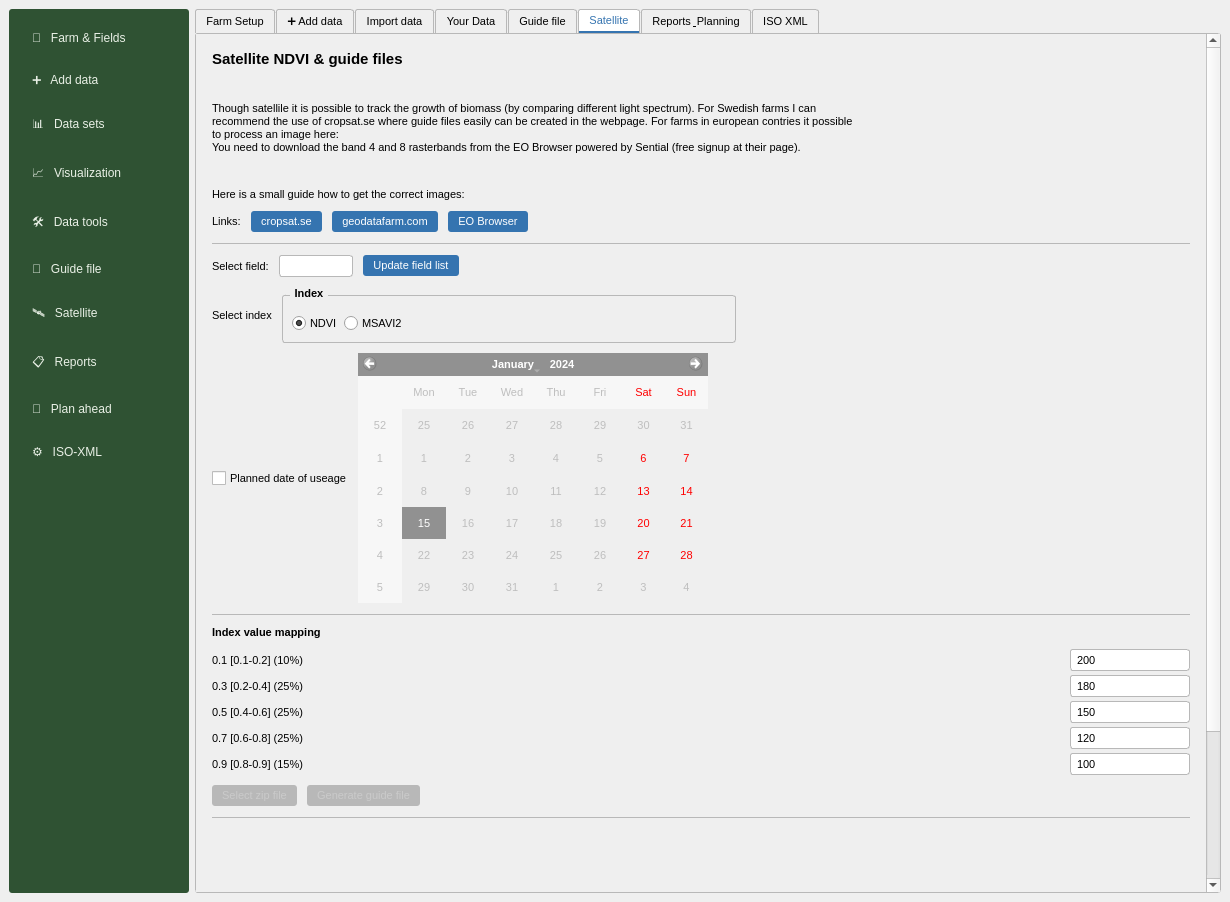
Old version of the form GeoDataFarm_dockwidget_base.ui in the repository axelande/geodatafarm3.
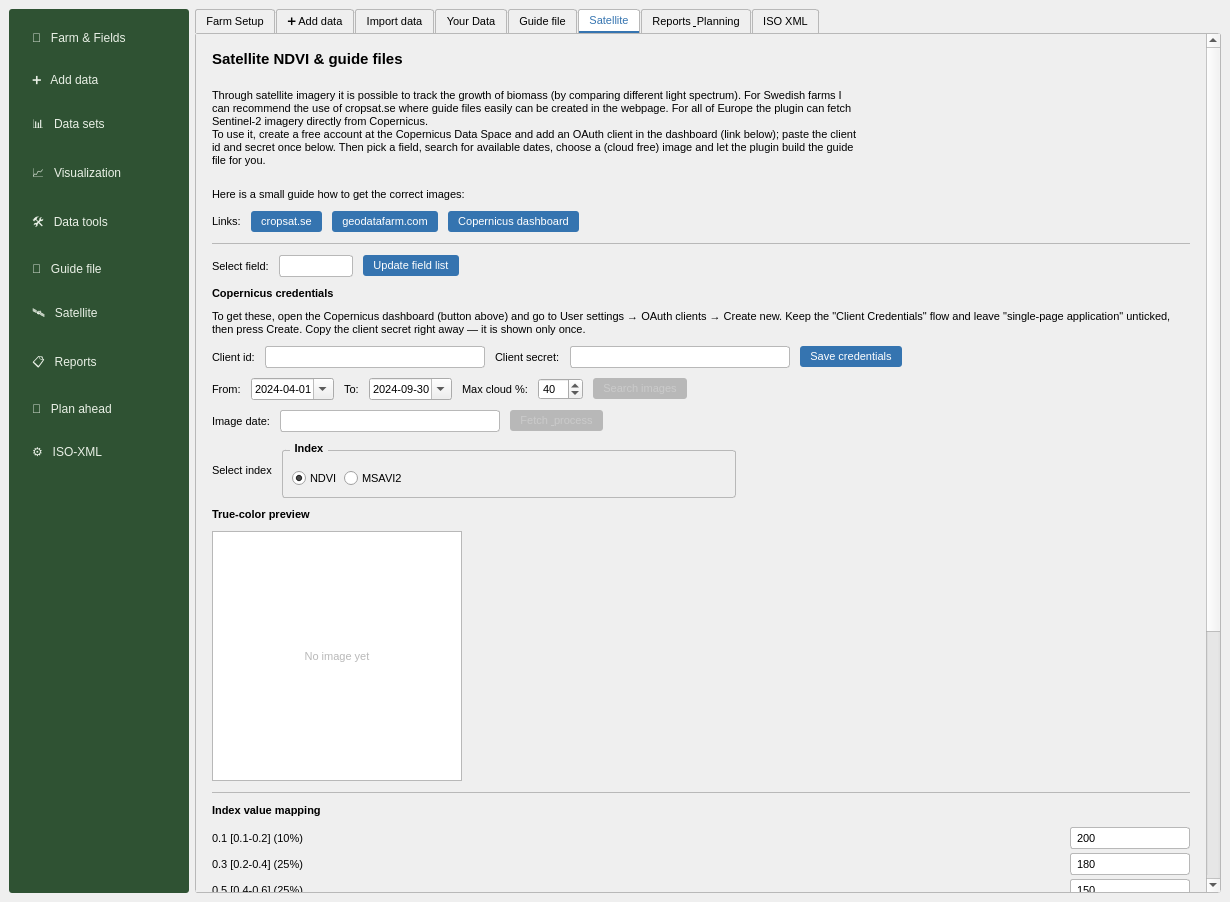
New version of the form. The open tabs and pages were chosen to show the change. Custom widgets are drawn as their Qt base class.

Commit message: Fixed a message bar notifier and Reworked the satellite tab to version 3.1

What changed in the file:
```diff
--- a/GeoDataFarm_dockwidget_base.ui
+++ b/GeoDataFarm_dockwidget_base.ui
@@ -2183,8 +2183,8 @@
               </size>
              </property>
              <property name="text">
-              <string>Though satellile it is possible to track the growth of biomass (by comparing different light spectrum). For Swedish farms I can recommend the use of cropsat.se where guide files easily can be created in the webpage. For farms in european contries it possible to process an image here:
-You need to download the band 4 and 8 rasterbands from the EO Browser powered by Sential (free signup at their page).</string>
+              <string>Through satellite imagery it is possible to track the growth of biomass (by comparing different light spectrum). For Swedish farms I can recommend the use of cropsat.se where guide files easily can be created in the webpage. For all of Europe the plugin can fetch Sentinel-2 imagery directly from Copernicus.
+To use it, create a free account at the Copernicus Data Space and add an OAuth client in the dashboard (link below); paste the client id and secret once below. Then pick a field, search for available dates, choose a (cloud free) image and let the plugin build the guide file for you.</string>
              </property>
              <property name="wordWrap">
               <bool>true</bool>
@@ -2213,9 +2213,9 @@
              <property name="text">
               <string>geodatafarm.com</string>
              </property>
-            </widget></item><item><widget class="QPushButton" name="PBListEOBrowser">
+            </widget></item><item><widget class="QPushButton" name="PBListCopernicus">
              <property name="text">
-              <string>EO Browser</string>
+              <string>Copernicus dashboard</string>
              </property>
             </widget></item><item><spacer name="linksSp"><property name="orientation"><enum>Qt::Horizontal</enum></property><property name="sizeHint" stdset="0"><size><width>40</width><height>20</height></size></property></spacer></item></layout></item>
             <item><widget class="QFrame" name="satHl1"><property name="frameShape"><enum>QFrame::HLine</enum></property><property name="styleSheet"><string notr="true">color:palette(mid);</string></property></widget></item>
@@ -2235,6 +2235,112 @@
               <string>Update field list</string>
              </property>
             </widget></item><item><spacer name="fieldSp"><property name="orientation"><enum>Qt::Horizontal</enum></property><property name="sizeHint" stdset="0"><size><width>40</width><height>20</height></size></property></spacer></item></layout></item>
+            <item><widget class="QLabel" name="credsHeading"><property name="styleSheet"><string notr="true">font-weight:600;</string></property><property name="text"><string>Copernicus credentials</string></property></widget></item>
+            <item><widget class="QLabel" name="credsHelp"><property name="text"><string>To get these, open the Copernicus dashboard (button above) and go to User settings → OAuth clients → Create new. Keep the "Client Credentials" flow and leave "single-page application" unticked, then press Create. Copy the client secret right away — it is shown only once.</string></property><property name="wordWrap"><bool>true</bool></property></widget></item>
+            <item><layout class="QHBoxLayout" name="credsRow"><item><widget class="QLabel" name="labelCdseId">
+             <property name="text">
+              <string>Client id:</string>
+             </property>
+            </widget></item><item><widget class="QLineEdit" name="LECdseClientId">
+             <property name="maximumSize">
+              <size>
+               <width>220</width>
+               <height>16777215</height>
+              </size>
+             </property>
+            </widget></item><item><widget class="QLabel" name="labelCdseSecret">
+             <property name="text">
+              <string>Client secret:</string>
+             </property>
+            </widget></item><item><widget class="QLineEdit" name="LECdseClientSecret">
+             <property name="maximumSize">
+              <size>
+               <width>220</width>
+               <height>16777215</height>
+              </size>
+             </property>
+             <property name="echoMode">
+              <enum>QLineEdit::Password</enum>
+             </property>
+            </widget></item><item><widget class="QPushButton" name="PBSaveCdseCreds">
+             <property name="text">
+              <string>Save credentials</string>
+             </property>
+            </widget></item><item><spacer name="credsSp"><property name="orientation"><enum>Qt::Horizontal</enum></property><property name="sizeHint" stdset="0"><size><width>40</width><height>20</height></size></property></spacer></item></layout></item>
+            <item><layout class="QHBoxLayout" name="searchRow"><item><widget class="QLabel" name="labelFrom">
+             <property name="text">
+              <string>From:</string>
+             </property>
+            </widget></item><item><widget class="QDateEdit" name="DECdseFrom">
+             <property name="displayFormat">
+              <string>yyyy-MM-dd</string>
+             </property>
+             <property name="calendarPopup">
+              <bool>true</bool>
+             </property>
+             <property name="date">
+              <date>
+               <year>2024</year>
+               <month>4</month>
+               <day>1</day>
+              </date>
+             </property>
+            </widget></item><item><widget class="QLabel" name="labelTo">
+             <property name="text">
+              <string>To:</string>
+             </property>
+            </widget></item><item><widget class="QDateEdit" name="DECdseTo">
+             <property name="displayFormat">
+              <string>yyyy-MM-dd</string>
+             </property>
+             <property name="calendarPopup">
+              <bool>true</bool>
+             </property>
+             <property name="date">
+              <date>
+               <year>2024</year>
+               <month>9</month>
+               <day>30</day>
+              </date>
+             </property>
+            </widget></item><item><widget class="QLabel" name="labelMaxCloud">
+             <property name="text">
+              <string>Max cloud %:</string>
+             </property>
+            </widget></item><item><widget class="QSpinBox" name="SBMaxCloud">
+             <property name="maximum">
+              <number>100</number>
+             </property>
+             <property name="value">
+              <number>40</number>
+             </property>
+            </widget></item><item><widget class="QPushButton" name="PBSearchImages">
+             <property name="enabled">
+              <bool>false</bool>
+             </property>
+             <property name="text">
+              <string>Search images</string>
+             </property>
+            </widget></item><item><spacer name="searchSp"><property name="orientation"><enum>Qt::Horizontal</enum></property><property name="sizeHint" stdset="0"><size><width>40</width><height>20</height></size></property></spacer></item></layout></item>
+            <item><layout class="QHBoxLayout" name="dateRow"><item><widget class="QLabel" name="labelImageDate">
+             <property name="text">
+              <string>Image date:</string>
+             </property>
+            </widget></item><item><widget class="QComboBox" name="CBImageDate">
+             <property name="minimumSize">
+              <size>
+               <width>220</width>
+               <height>0</height>
+              </size>
+             </property>
+            </widget></item><item><widget class="QPushButton" name="PBFetchImage">
+             <property name="enabled">
+              <bool>false</bool>
+             </property>
+             <property name="text">
+              <string>Fetch &amp; process</string>
+             </property>
+            </widget></item><item><spacer name="dateSp"><property name="orientation"><enum>Qt::Horizontal</enum></property><property name="sizeHint" stdset="0"><size><width>40</width><height>20</height></size></property></spacer></item></layout></item>
             <item><layout class="QHBoxLayout" name="indexRow"><item><widget class="QLabel" name="label_32">
              <property name="text">
               <string>Select index</string>
@@ -2251,35 +2357,7 @@
                   <string>MSAVI2</string>
                  </property>
                 </widget></item><item><spacer name="idxSp"><property name="orientation"><enum>Qt::Horizontal</enum></property><property name="sizeHint" stdset="0"><size><width>40</width><height>20</height></size></property></spacer></item></layout></widget></item><item><spacer name="indexSp2"><property name="orientation"><enum>Qt::Horizontal</enum></property><property name="sizeHint" stdset="0"><size><width>40</width><height>20</height></size></property></spacer></item></layout></item>
-            <item><layout class="QHBoxLayout" name="plannedRow"><item><widget class="QCheckBox" name="CheckBPlanned">
-             <property name="text">
-              <string>Planned date of useage</string>
-             </property>
-            </widget></item><item><widget class="QCalendarWidget" name="CWPlannedDate">
-             <property name="enabled">
-              <bool>false</bool>
-             </property>
-             <property name="minimumSize">
-              <size>
-               <width>350</width>
-               <height>250</height>
-              </size>
-             </property>
-             <property name="maximumSize">
-              <size>
-               <width>350</width>
-               <height>250</height>
-              </size>
-             </property>
-             <property name="font">
-              <font>
-               <pointsize>8</pointsize>
-              </font>
-             </property>
-             <property name="locale">
-              <locale language="English" country="UnitedKingdom" />
-             </property>
-            </widget></item><item><spacer name="plannedSp"><property name="orientation"><enum>Qt::Horizontal</enum></property><property name="sizeHint" stdset="0"><size><width>40</width><height>20</height></size></property></spacer></item></layout></item>
+            <item><layout class="QHBoxLayout" name="plannedRow"><item><layout class="QVBoxLayout" name="previewCol"><item><widget class="QLabel" name="LSatPreviewTitle"><property name="styleSheet"><string notr="true">font-weight:600;</string></property><property name="text"><string>True-color preview</string></property></widget></item><item><widget class="QLabel" name="LSatPreview"><property name="minimumSize"><size><width>250</width><height>250</height></size></property><property name="maximumSize"><size><width>350</width><height>350</height></size></property><property name="alignment"><set>Qt::AlignCenter</set></property><property name="styleSheet"><string notr="true">border:1px solid palette(mid); background:palette(base); color:palette(mid);</string></property><property name="text"><string>No image yet</string></property><property name="scaledContents"><bool>false</bool></property></widget></item></layout></item><item><spacer name="plannedSp"><property name="orientation"><enum>Qt::Horizontal</enum></property><property name="sizeHint" stdset="0"><size><width>40</width><height>20</height></size></property></spacer></item></layout></item>
             <item><widget class="QFrame" name="satHl2"><property name="frameShape"><enum>QFrame::HLine</enum></property><property name="styleSheet"><string notr="true">color:palette(mid);</string></property></widget></item>
             <item><widget class="QLabel" name="valHeading"><property name="styleSheet"><string notr="true">font-weight:600;</string></property><property name="text"><string>Index value mapping</string></property></widget></item>
             <item><layout class="QGridLayout" name="valGrid"><property name="horizontalSpacing"><number>10</number></property><property name="verticalSpacing"><number>4</number></property><item row="0" column="0"><widget class="QLabel" name="LVal_1">
@@ -2371,25 +2449,19 @@
               <string>100</string>
              </property>
             </widget></item></layout></item>
-            <item><layout class="QHBoxLayout" name="genRow"><item><widget class="QPushButton" name="PBSelectZipFile">
+            <item><layout class="QHBoxLayout" name="genRow"><item><widget class="QPushButton" name="PBGenShp">
              <property name="enabled">
               <bool>false</bool>
              </property>
-             <property name="maximumSize">
-              <size>
-               <width>120</width>
-               <height>16777215</height>
-              </size>
-             </property>
              <property name="text">
-              <string>Select zip file</string>
+              <string>Generate shapefile guide file</string>
              </property>
-            </widget></item><item><widget class="QPushButton" name="PBGenerateGuideFile">
+            </widget></item><item><widget class="QPushButton" name="PBGenIso">
              <property name="enabled">
               <bool>false</bool>
              </property>
              <property name="text">
-              <string>Generate guide file</string>
+              <string>Generate ISOXML guide file</string>
              </property>
             </widget></item><item><spacer name="genSp"><property name="orientation"><enum>Qt::Horizontal</enum></property><property name="sizeHint" stdset="0"><size><width>40</width><height>20</height></size></property></spacer></item></layout></item>
             <item><widget class="QFrame" name="satHl3"><property name="frameShape"><enum>QFrame::HLine</enum></property><property name="styleSheet"><string notr="true">color:palette(mid);</string></property></widget></item>
```
Left out of the diff: 17 changed lines with no effect on the pictures. The commit also changes 52 other files.
